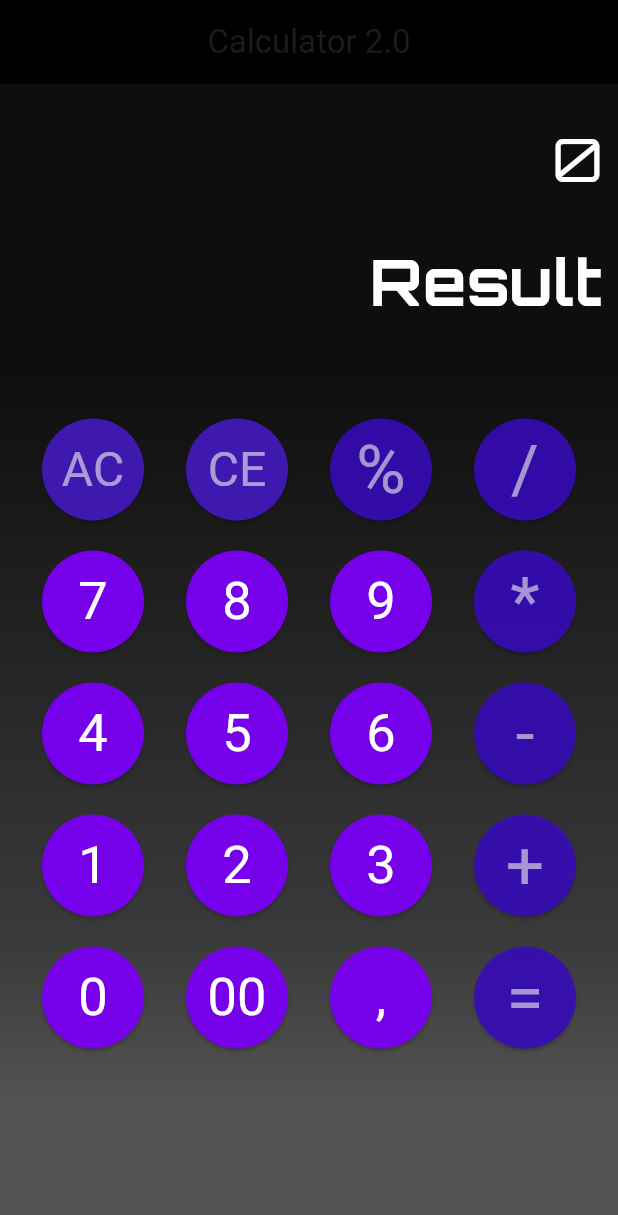
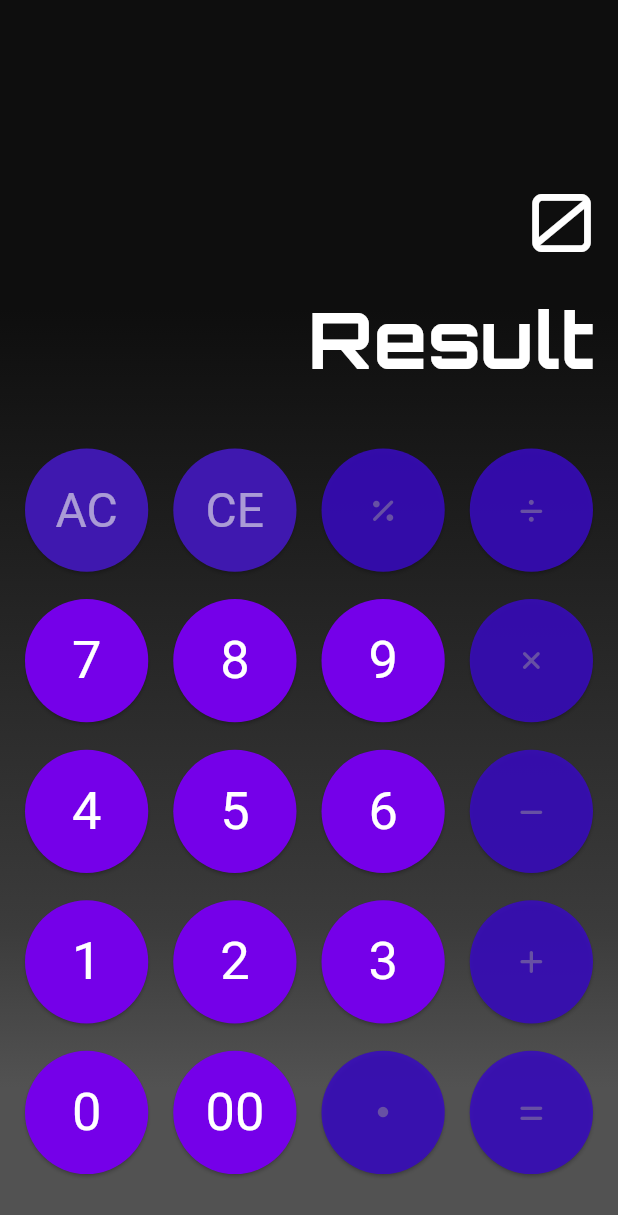
Before and after one commit to Julian-Carlosama/My_Calculator, a Flutter app: the screen it shows after launch, on a phone screen of 412 x 824 dp. Shown: the top 1215 px of the screen. Run offline on Flutter 3.47's test engine with Material 3 defaults, Android fonts, the phone set to English and light mode, and no system bars; our stand-ins replace font_awesome_flutter, math_expressions.

Commit message:
Responsive and buttons fixed

```diff
--- a/lib/butoms/base_button.dart
+++ b/lib/butoms/base_button.dart
@@ -1,4 +1,5 @@
 import 'package:flutter/material.dart';
+import 'package:font_awesome_flutter/font_awesome_flutter.dart';
 
 class BaseButton extends StatelessWidget {
   const BaseButton(
@@ -8,19 +9,24 @@ class BaseButton extends StatelessWidget {
       this.textColor = Colors.white,
       this.fontSize = 35,
       this.keyCalculator = '',
+      this.icon,
       required this.onPress})
       : super(key: key);
 
   final Color btnColor;
   final Color textColor;
   final double fontSize;
-  final String keyCalculator;
+  final String? keyCalculator;
+  final FaIcon? icon;
   final VoidCallback onPress;
 
   @override
   Widget build(BuildContext context) {
+    var widthScreen = MediaQuery.of(context).size.width;
+    var heightScreen = MediaQuery.of(context).size.height;
+
     return Container(
-        padding: const EdgeInsets.only(top: 10, bottom: 10),
+        padding: const EdgeInsets.only(top: 5, bottom: 5),
         // Code that creates the basics components of the Button
         child: ElevatedButton(
           onPressed: onPress,
@@ -34,11 +40,16 @@ class BaseButton extends StatelessWidget {
                 TextStyle(fontSize: fontSize, color: textColor)),
           ),
           child: SizedBox(
-            width: 60,
-            height: 60,
+            width: widthScreen * 0.18,
+            height: heightScreen * 0.1,
             child: Center(
-              child: Text(keyCalculator, // This allow request a text
-                  style: TextStyle(color: textColor, fontSize: fontSize)),
+              child:
+                  Row(mainAxisAlignment: MainAxisAlignment.center, children: [
+                if (icon != null) icon!,
+                if (icon == null && keyCalculator != null)
+                  Text(keyCalculator!,
+                      style: TextStyle(color: textColor, fontSize: fontSize))
+              ]),
             ),
           ),
         ));
--- a/lib/butoms/math_opera_button.dart
+++ b/lib/butoms/math_opera_button.dart
@@ -2,13 +2,15 @@ import 'package:calculator_flutter/controller/is_operator.dart';
 import 'package:flutter/material.dart';
 //import 'package:calculator_flutter/controller/math_operations_numb.dart';
 import 'package:calculator_flutter/screen/calculator_main.dart';
+import 'package:font_awesome_flutter/font_awesome_flutter.dart';
 import 'base_button.dart';
 import 'package:math_expressions/math_expressions.dart';
 
 class MathOperatorButton extends StatelessWidget {
-  MathOperatorButton({super.key, required this.operators});
+  MathOperatorButton({super.key, required this.operators, required this.icons});
 
   final String operators;
+  final FaIcon icons;
   final TextEditingController dataObtained = showInputCharacters;
   final TextEditingController oper = getInputCh;
 
@@ -21,14 +23,16 @@ class MathOperatorButton extends StatelessWidget {
       //btnColor: const Color.fromRGBO(63, 24, 175, 38),
       btnColor: const Color.fromARGB(218, 56, 10, 193),
       fontSize: 45,
+      icon: icons,
       //onPress: () => mathOpNumb(dataObtained),
       onPress: () {
         if (isOperator(operators)) {
           oper.text += operators;
           dataObtained.text = oper.text;
         }
+        //Code that allow do calculate when User check the '=' button
         if (dataObtained.text.isNotEmpty && operators == '=') {
-          //Code that allow do calculate when User check the '=' button
+
           bool endsOperator = isOperator(dataObtained.text[dataObtained.text.length - 1]);
           bool endsWithPercentage = dataObtained.text.endsWith('%');
 
--- a/lib/controller/is_operator.dart
+++ b/lib/controller/is_operator.dart
@@ -3,5 +3,6 @@ bool isOperator(String character) {
   return character == '+' ||
       character == '-' ||
       character == '*' ||
-      character == '/';
+      character == '/' ||
+      character == '.';
 }
--- a/lib/main.dart
+++ b/lib/main.dart
@@ -11,7 +11,7 @@ class Calculator extends StatelessWidget {
   Widget build(BuildContext context) {
     return const MaterialApp(
       debugShowCheckedModeBanner: false,
-      title: "My calculator",
+      title: "My Calculator",
       //home: SimpleCalculator(
       home: CalculatorMain(
         title: 'My Calculator',
--- a/lib/screen/calculator_main.dart
+++ b/lib/screen/calculator_main.dart
@@ -3,6 +3,7 @@ import 'package:flutter/material.dart';
 import 'package:calculator_flutter/butoms/math_opera_button.dart';
 import 'package:calculator_flutter/butoms/numeric_button.dart';
 import 'package:calculator_flutter/butoms/specials_buttons.dart';
+import 'package:font_awesome_flutter/font_awesome_flutter.dart';
 
 // Input and output controllers
 TextEditingController getInputCh = TextEditingController();
@@ -29,6 +30,7 @@ class _CalculatorMainState extends State<CalculatorMain> {
 
       // Check if the text is not empty
       if (gText.isNotEmpty) {
+        //Execption if the last chacter ends with '-' symbol
         if (gText[0] == '-') {
           showInputCharacters.text = gText;
         } else if (!isNumber(gText[0])) {
@@ -43,53 +45,47 @@ class _CalculatorMainState extends State<CalculatorMain> {
 
   @override
   Widget build(BuildContext context) {
+    // MediaQuery to customize widgets
+    double widthS = MediaQuery.of(context).size.width;
+    double heightS = MediaQuery.of(context).size.height;
+
+    // Fontsize input chracters stablished
+    double show0 = widthS * 0.13;
+    double showIChFontSize = widthS * 0.12;
+
     return Scaffold(
-        appBar: AppBar(
-          title: const Text('Calculator 2.0'),
-          backgroundColor: const Color.fromARGB(255, 0, 0, 0),
-          centerTitle: true,
-        ),
       body: Container(
+        width: widthS,
+        height: heightS,
+        //width: double.infinity,
         decoration: const BoxDecoration(
             gradient: LinearGradient(
           colors: [Color(0xff0e0e0e), Color(0xff3b3b3b), Color(0xff525252)],
           stops: [0.25, 0.75, 0.88],
           begin: Alignment.topCenter,
           end: Alignment.bottomCenter,
-        )
-
-            /*gradient: LinearGradient(
-              colors: [
-                Color.fromRGBO(14, 14, 14, 1),
-                Color.fromRGBO(59, 59, 59, 50),
-                Color.fromRGBO(82, 82, 82, 100)
-              ],
-
-              stops: [
-                0.5,
-                0.6,
-                0.9
-              ],
-              begin: FractionalOffset.topRight,
-              end: FractionalOffset.bottomLeft)*/),
+        )),
         child: Column(
           children: [
+            SizedBox(
+              height: heightS * 0.13,
+            ),
             // This code shows the charaters entered
             Padding(
-                padding:
-                    const EdgeInsets.symmetric(horizontal: 10, vertical: 20),
+              //padding: const EdgeInsets.symmetric(horizontal: 10, vertical: 40),
+              padding: const EdgeInsets.only(right: 15, left: 15),
               child: TextField(
-                  decoration: const InputDecoration.collapsed(
+                decoration: InputDecoration.collapsed(
                   hintText: '0', // Show the initial character
                   hintStyle: TextStyle(
-                        fontSize: 40,
+                      fontSize: show0,
                       fontFamily: 'Orbitron',
-                        color: Color.fromARGB(255, 255, 255, 255)),
+                      color: const Color.fromARGB(255, 255, 255, 255)),
                 ),
-                  style: const TextStyle(
-                    fontSize: 40,
+                style: TextStyle(
+                  fontSize: showIChFontSize,
                   fontFamily: 'Orbitron',
-                    color: Color.fromARGB(255, 255, 255, 255),
+                  color: const Color.fromARGB(255, 255, 255, 255),
                 ),
                 textAlign: TextAlign.right,
                 controller: showInputCharacters, //Shows the charaters entered
@@ -98,21 +94,21 @@ class _CalculatorMainState extends State<CalculatorMain> {
               ),
             ),
 
-              // This code shows the Result of the operations
+            // This code shows tesult of the operations
             Padding(
-                padding: const EdgeInsets.symmetric(horizontal: 10),
+              padding: const EdgeInsets.only(right: 15),
               child: TextField(
                 enabled: false,
                 decoration: const InputDecoration.collapsed(
                     hintText: 'Result', // Shows the text 'Result' initial.
                     hintStyle: TextStyle(
-                          fontSize: 42,
+                        fontSize: 52,
                         fontFamily: 'Orbitron',
                         color: Color.fromARGB(255, 255, 255, 255))),
                 textInputAction: TextInputAction.none,
                 //keyboardType: TextInputType.,
                 style: const TextStyle(
-                      fontSize: 32,
+                    fontSize: 42,
                     fontFamily: 'Orbitron',
                     //color: Color.fromARGB(255, 255, 255, 255),
                     color: Color.fromRGBO(32, 235, 5, 0.855),
@@ -121,43 +117,53 @@ class _CalculatorMainState extends State<CalculatorMain> {
                 controller: opResult, // Show the result
               ),
             ),
-              const SizedBox(
-                height: 50,
+            SizedBox(
+              height: heightS * 0.03,
             ),
 
             // This block of code  is the  numeric  and operator keyboard
             Row(mainAxisAlignment: MainAxisAlignment.spaceEvenly, children: [
               SpecialsButtons(spcOperator: 'AC'),
               SpecialsButtons(spcOperator: 'CE'),
-                MathOperatorButton(operators: '%'),
-                MathOperatorButton(operators: '/')
+              MathOperatorButton(
+                  operators: '%',
+                  icons: const FaIcon(FontAwesomeIcons.percent)),
+              MathOperatorButton(
+                  operators: '/', icons: const FaIcon(FontAwesomeIcons.divide))
             ]),
             Row(mainAxisAlignment: MainAxisAlignment.spaceEvenly, children: [
               NumericButton(numberValue: '7'),
               NumericButton(numberValue: '8'),
               NumericButton(numberValue: '9'),
-                MathOperatorButton(operators: '*')
+              MathOperatorButton(
+                  operators: '*', icons: const FaIcon(FontAwesomeIcons.xmark))
             ]),
             Row(mainAxisAlignment: MainAxisAlignment.spaceEvenly, children: [
               NumericButton(numberValue: '4'),
               NumericButton(numberValue: '5'),
               NumericButton(numberValue: '6'),
-                MathOperatorButton(operators: '-'),
+              MathOperatorButton(
+                  operators: '-', icons: const FaIcon(FontAwesomeIcons.minus)),
             ]),
             Row(mainAxisAlignment: MainAxisAlignment.spaceEvenly, children: [
               NumericButton(numberValue: '1'),
               NumericButton(numberValue: '2'),
               NumericButton(numberValue: '3'),
-                MathOperatorButton(operators: '+')
+              MathOperatorButton(
+                  operators: '+', icons: const FaIcon(FontAwesomeIcons.plus))
             ]),
             Row(mainAxisAlignment: MainAxisAlignment.spaceEvenly, children: [
               NumericButton(numberValue: '0'),
               NumericButton(numberValue: '00'),
-                NumericButton(numberValue: ','),
-                MathOperatorButton(operators: '=')
+              MathOperatorButton(
+                  operators: '.',
+                  icons: const FaIcon(FontAwesomeIcons.solidCircle, size: 7)),
+              MathOperatorButton(
+                  operators: '=', icons: const FaIcon(FontAwesomeIcons.equals))
             ]),
           ],
         ),
-        ));
+      ),
+    );
   }
 }
--- a/pubspec.yaml
+++ b/pubspec.yaml
@@ -29,6 +29,7 @@ environment:
 dependencies:
   flutter:
     sdk: flutter
+  font_awesome_flutter: ^10.7.0
 
 
   # The following adds the Cupertino Icons font to your application.
@@ -83,6 +84,7 @@ flutter:
          - asset: assets/fonts/orbitron/Orbitron-Medium.ttf
          - asset: assets/fonts/orbitron/Orbitron-Regular.ttf
          - asset: assets/fonts/orbitron/Orbitron-SemiBold.ttf
+
   #         style: italic
   #   - family: Trajan Pro
   #     fonts:
```
Also changed, not shown: pubspec.lock, 6 other files. Lines whose indentation alone changed are shown as unchanged.
